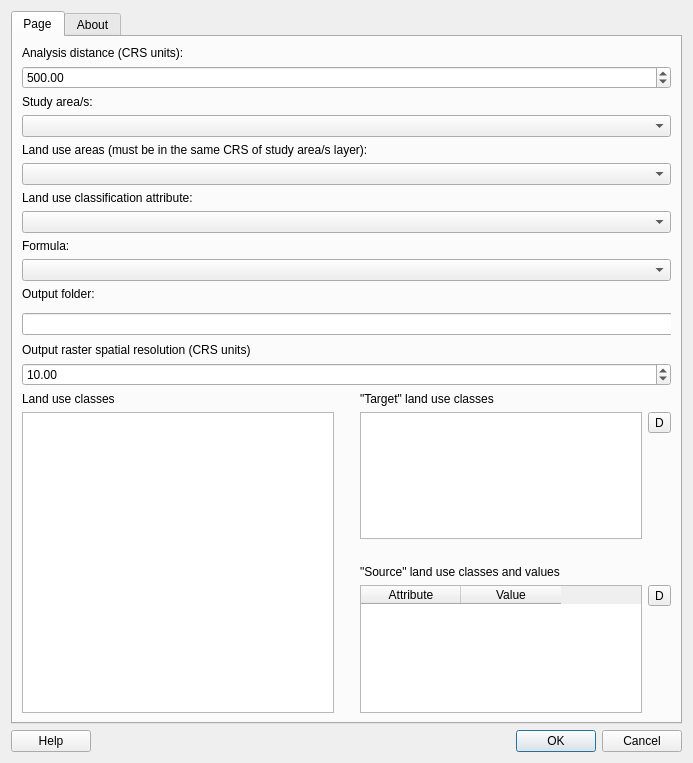
The window that mapping_ecosystem_services_dialog_base.ui (NaturalGIS/mapping_ecosystem_services) describes before a commit, drawn with Qt 5.
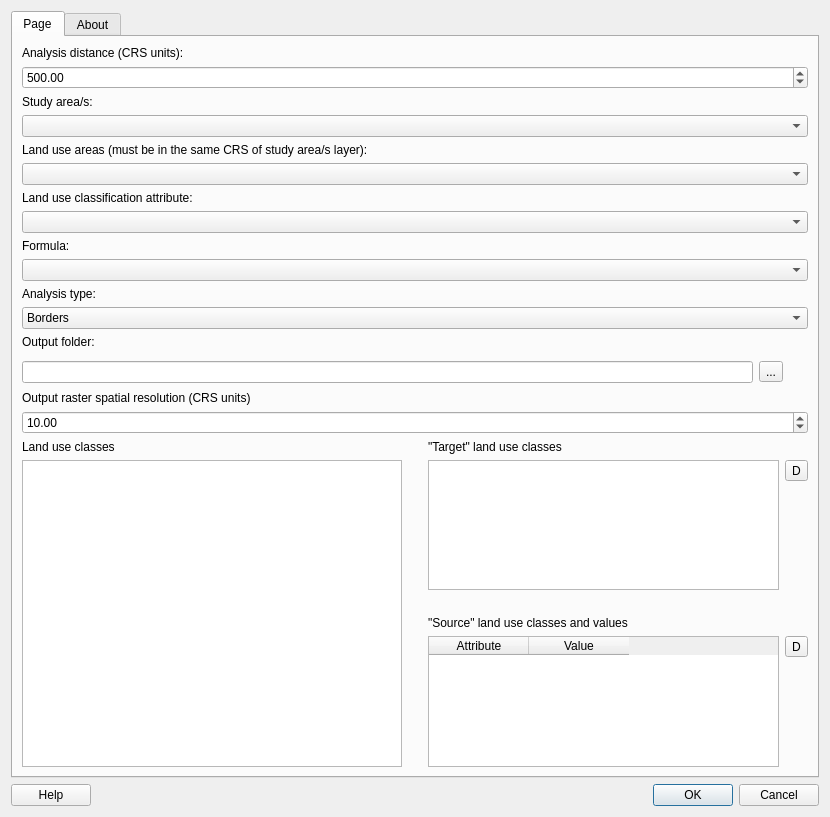
The same window after the commit. Icons and pictures are not drawn.

Commit message: new gaussian formula.

Patch:
```diff
--- a/mapping_ecosystem_services_dialog_base.ui
+++ b/mapping_ecosystem_services_dialog_base.ui
@@ -6,8 +6,8 @@
    <rect>
     <x>0</x>
     <y>0</y>
-    <width>693</width>
-    <height>763</height>
+    <width>830</width>
+    <height>817</height>
    </rect>
   </property>
   <property name="windowTitle">
@@ -94,6 +94,27 @@
        <item>
         <widget class="QComboBox" name="formulaQBox"/>
        </item>
+       <item>
+        <widget class="QLabel" name="label_9">
+         <property name="text">
+          <string>Analysis type:</string>
+         </property>
+        </widget>
+       </item>
+       <item>
+        <widget class="QComboBox" name="comboBox">
+         <item>
+          <property name="text">
+           <string>Borders</string>
+          </property>
+         </item>
+         <item>
+          <property name="text">
+           <string>Centroids</string>
+          </property>
+         </item>
+        </widget>
+       </item>
        <item>
         <widget class="QLabel" name="label_7">
          <property name="text">
```
The commit also changes 1 other file.
